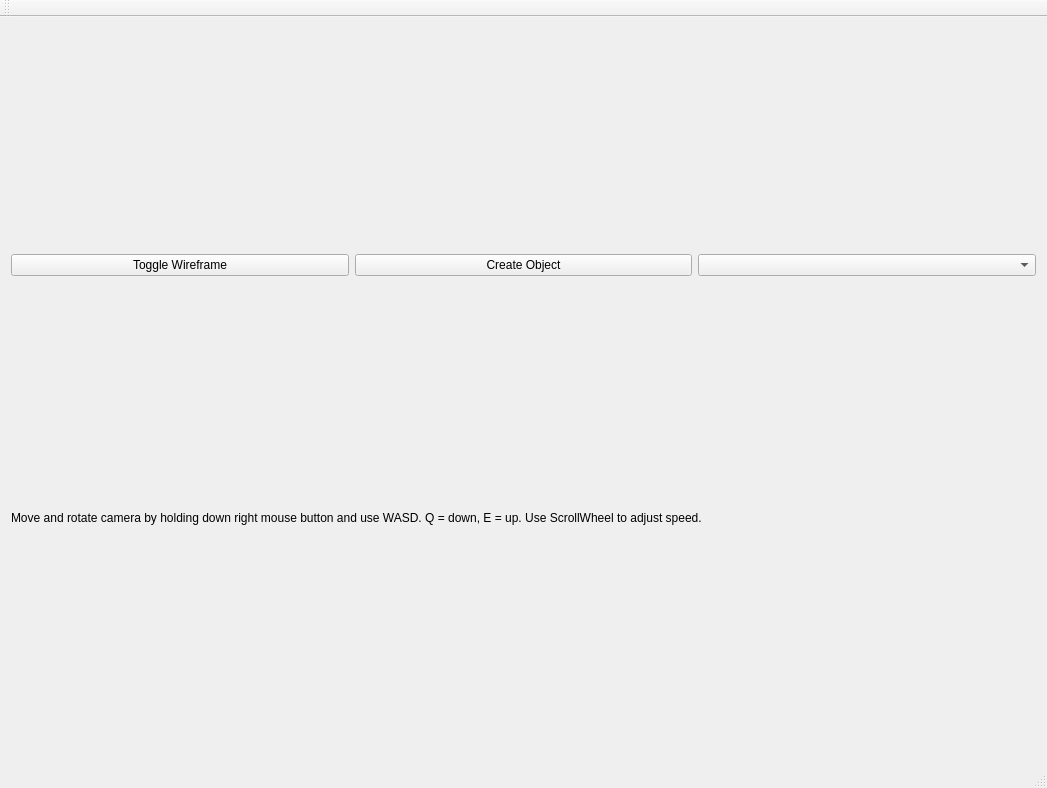
First picture: the form in mainwindow.ui, repository FredrikEik/Game_Engine_Architecture, before the edit.
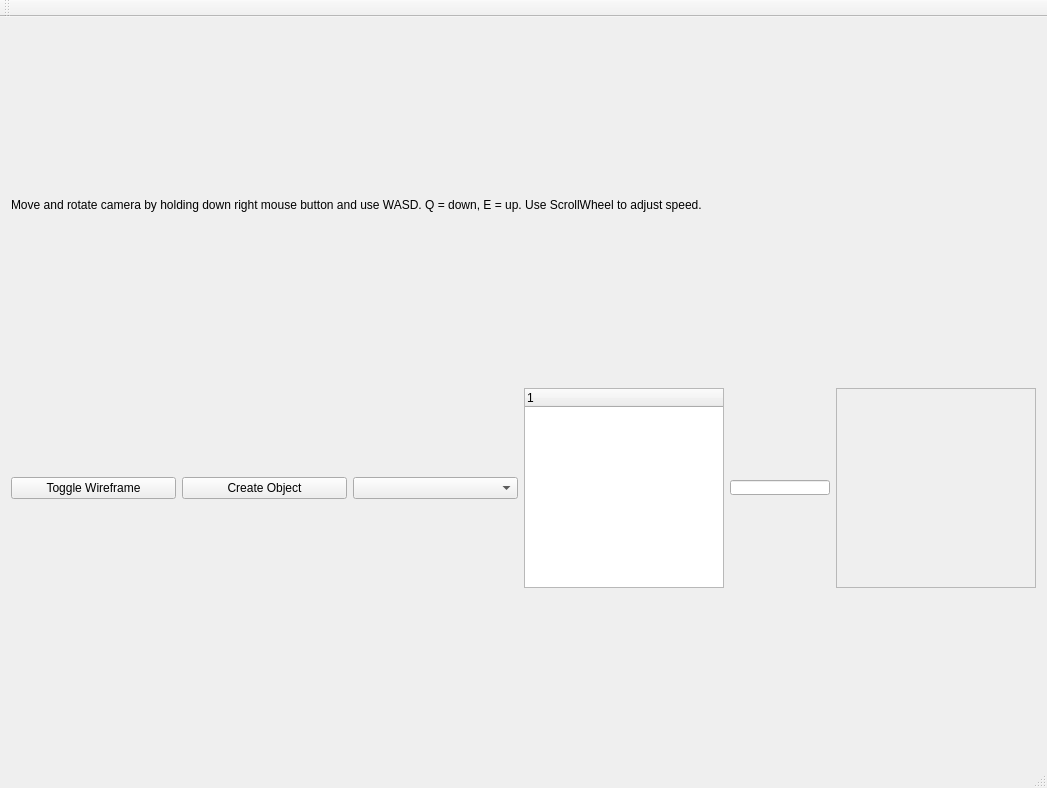
Second picture: the form after the edit.

Patch:
```diff
--- a/mainwindow.ui
+++ b/mainwindow.ui
@@ -15,30 +15,6 @@
   </property>
   <widget class="QWidget" name="centralWidget">
    <layout class="QVBoxLayout" name="verticalLayout">
-    <item>
-     <layout class="QHBoxLayout" name="horizontalLayout">
-      <item>
-       <widget class="QPushButton" name="pushButton">
-        <property name="text">
-         <string>Toggle Wireframe</string>
-        </property>
-        <property name="checkable">
-         <bool>true</bool>
-        </property>
-       </widget>
-      </item>
-      <item>
-       <widget class="QPushButton" name="CreateObject">
-        <property name="text">
-         <string>Create Object</string>
-        </property>
-       </widget>
-      </item>
-      <item>
-       <widget class="QComboBox" name="createDropDownBox"/>
-      </item>
-     </layout>
-    </item>
     <item>
      <widget class="QLabel" name="label">
       <property name="sizePolicy">
@@ -59,7 +35,91 @@
      </widget>
     </item>
     <item>
-     <layout class="QVBoxLayout" name="OpenGLLayout"/>
+     <layout class="QVBoxLayout" name="OpenGLLayout">
+      <item>
+       <layout class="QHBoxLayout" name="horizontalLayout">
+        <item>
+         <widget class="QPushButton" name="pushButton">
+          <property name="text">
+           <string>Toggle Wireframe</string>
+          </property>
+          <property name="checkable">
+           <bool>true</bool>
+          </property>
+         </widget>
+        </item>
+        <item>
+         <widget class="QPushButton" name="CreateObject">
+          <property name="text">
+           <string>Create Object</string>
+          </property>
+         </widget>
+        </item>
+        <item>
+         <widget class="QComboBox" name="createDropDownBox"/>
+        </item>
+        <item>
+         <widget class="QTreeWidget" name="twSceneOutliner">
+          <property name="maximumSize">
+           <size>
+            <width>200</width>
+            <height>200</height>
+           </size>
+          </property>
+          <column>
+           <property name="text">
+            <string notr="true">1</string>
+           </property>
+          </column>
+         </widget>
+        </item>
+        <item>
+         <widget class="QLineEdit" name="gobNameEdit">
+          <property name="maximumSize">
+           <size>
+            <width>100</width>
+            <height>15</height>
+           </size>
+          </property>
+         </widget>
+        </item>
+        <item>
+         <widget class="QScrollArea" name="scrollArea">
+          <property name="maximumSize">
+           <size>
+            <width>200</width>
+            <height>200</height>
+           </size>
+          </property>
+          <property name="widgetResizable">
+           <bool>true</bool>
+          </property>
+          <widget class="QWidget" name="scrollAreaWidgetContents">
+           <property name="geometry">
+            <rect>
+             <x>0</x>
+             <y>0</y>
+             <width>198</width>
+             <height>198</height>
+            </rect>
+           </property>
+           <widget class="QWidget" name="layoutWidget">
+            <property name="geometry">
+             <rect>
+              <x>10</x>
+              <y>20</y>
+              <width>171</width>
+              <height>31</height>
+             </rect>
+            </property>
+            <layout class="QVBoxLayout" name="blDetailsContainer"/>
+           </widget>
+          </widget>
+         </widget>
+        </item>
+       </layout>
+      </item>
+     </layout>
     </item>
    </layout>
   </widget>
```
